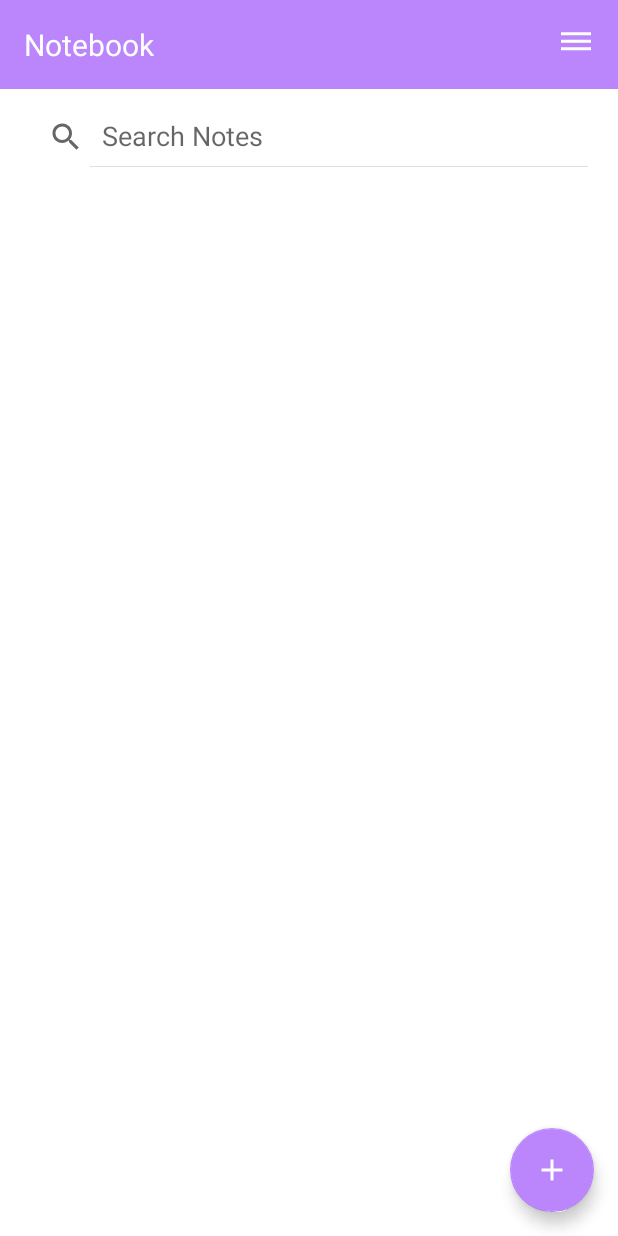
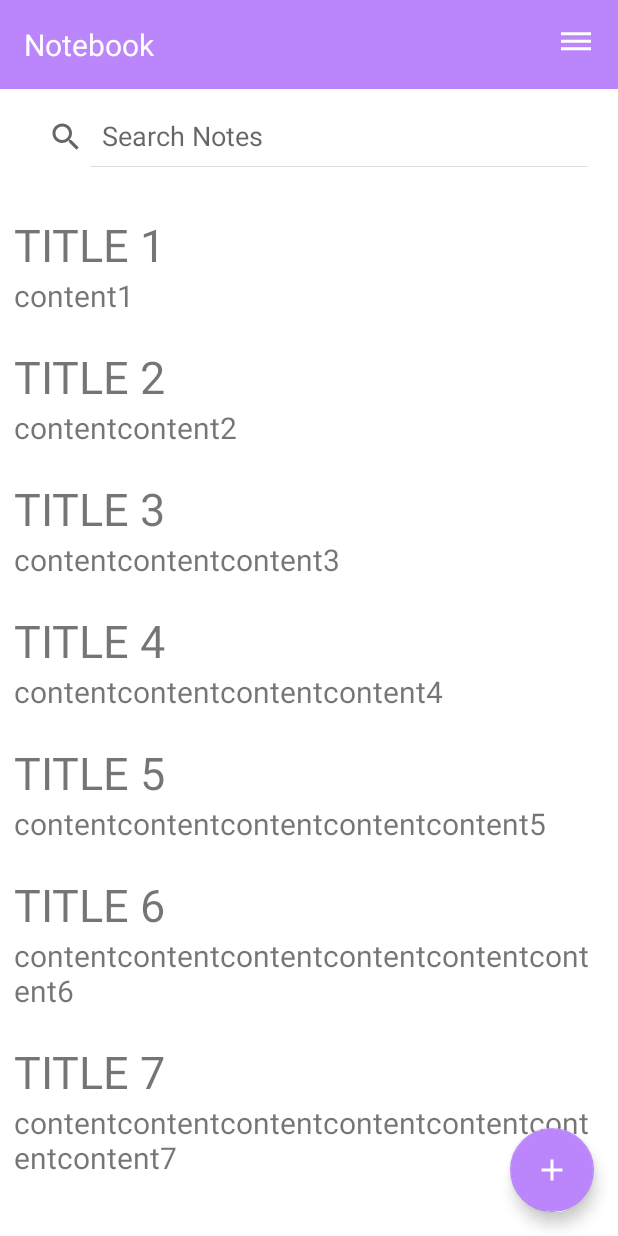
Before and after one commit to UnitedFeodor/android-notebook, an Android app: the screen it shows after launch (MainActivity), on a phone screen of 412 x 824 dp. Run offline under Robolectric (Android 15) with nearby library versions, the phone set to English and light mode, and no system bars.

Commit message:
populated the recycler view with stub data

```diff
--- a/app/src/main/java/com/example/notebook/MainActivity.kt
+++ b/app/src/main/java/com/example/notebook/MainActivity.kt
@@ -3,15 +3,22 @@ package com.example.notebook
 import android.content.Intent
 import androidx.appcompat.app.AppCompatActivity
 import android.os.Bundle
+import android.view.View
 import android.widget.ImageView
 import android.widget.PopupMenu
 import android.widget.Toast
+import androidx.recyclerview.widget.LinearLayoutManager
+import androidx.recyclerview.widget.RecyclerView
+import com.example.notebook.model.Note
+import com.example.notebook.view.NoteAdapter
 import com.google.android.material.floatingactionbutton.FloatingActionButton
 
 class MainActivity : AppCompatActivity() {
 
      private lateinit var fab: FloatingActionButton
      private lateinit var menuImage: ImageView
+
+    lateinit var notes: ArrayList<Note>
 
     override fun onCreate(savedInstanceState: Bundle?) {
         super.onCreate(savedInstanceState)
@@ -49,5 +56,17 @@ class MainActivity : AppCompatActivity() {
             startActivity(intent)
         }
 
+        // Lookup the recyclerview in activity layout
+        val rvContacts = findViewById<View>(R.id.recyclerView) as RecyclerView
+        // Initialize contacts
+        notes = Note.createNotesList(20)
+        // Create adapter passing in the sample user data
+        val adapter = NoteAdapter(notes)
+        // Attach the adapter to the recyclerview to populate items
+        rvContacts.adapter = adapter
+        // Set layout manager to position the items
+        rvContacts.layoutManager = LinearLayoutManager(this)
+        // That's all!
+
     }
 }
--- /dev/null
+++ b/app/src/main/java/com/example/notebook/model/Note.java
@@ -0,0 +1,67 @@
+package com.example.notebook.model;
+
+import java.util.ArrayList;
+import java.util.Objects;
+import java.util.UUID;
+
+public class Note {
+
+    private String noteId = UUID.randomUUID().toString();
+    private String title = "";
+    private String content = "";
+
+    public Note() {
+    }
+
+    public Note(String title, String content) {
+        this.title = title;
+        this.content = content;
+    }
+
+    @Override
+    public boolean equals(Object o) {
+        if (this == o) return true;
+        if (o == null || getClass() != o.getClass()) return false;
+        Note note = (Note) o;
+        return noteId.equals(note.noteId) && title.equals(note.title) && content.equals(note.content);
+    }
+
+    @Override
+    public int hashCode() {
+        return Objects.hash(noteId, title, content);
+    }
+
+    public String getNoteId() {
+        return noteId;
+    }
+
+    public String getTitle() {
+        return title;
+    }
+
+    public void setTitle(String title) {
+        this.title = title;
+    }
+
+    public String getContent() {
+        return content;
+    }
+
+    public void setContent(String content) {
+        this.content = content;
+    }
+
+    public static ArrayList<Note> createNotesList(int numNotes) {
+        ArrayList<Note> notesList = new ArrayList<Note>();
+
+        for (int i = 1; i <= numNotes; i++) {
+            StringBuilder content = new StringBuilder();
+            for(int j = 1; j <= i; j++) {
+                content.append("content");
+            }
+            notesList.add(new Note("TITLE " + i, content.toString() + i));
+        }
+
+        return notesList;
+    }
+}
--- /dev/null
+++ b/app/src/main/java/com/example/notebook/view/NoteAdapter.java
@@ -0,0 +1,87 @@
+package com.example.notebook.view;
+
+import android.content.Context;
+import android.view.LayoutInflater;
+import android.view.View;
+import android.view.ViewGroup;
+import android.widget.TextView;
+
+import androidx.annotation.NonNull;
+import androidx.recyclerview.widget.RecyclerView;
+
+import com.example.notebook.R;
+import com.example.notebook.model.Note;
+
+import java.util.List;
+
+// Create the basic adapter extending from RecyclerView.Adapter
+// Note that we specify the custom ViewHolder which gives us access to our views
+public class NoteAdapter extends RecyclerView.Adapter<NoteAdapter.ViewHolder> {
+
+    // Store a member variable for the notes
+    private List<Note> mNotes;
+
+    // Pass in the contact array into the constructor
+    public NoteAdapter(List<Note> contacts) {
+        mNotes = contacts;
+    }
+
+    // Usually involves inflating a layout from XML and returning the holder
+    @NonNull
+    @Override
+    public ViewHolder onCreateViewHolder(@NonNull ViewGroup parent, int viewType) {
+        Context context = parent.getContext();
+        LayoutInflater inflater = LayoutInflater.from(context);
+
+        // Inflate the custom layout
+        View contactView = inflater.inflate(R.layout.note_item, parent, false);
+
+        // Return a new holder instance
+        ViewHolder viewHolder = new ViewHolder(contactView);
+        return viewHolder;
+    }
+
+    // Involves populating data into the item through holder
+    @Override
+    public void onBindViewHolder(@NonNull ViewHolder holder, int position) {
+        // Get the data model based on position
+        Note note = mNotes.get(position);
+
+        // Set item views based on your views and data model
+        TextView titleView = holder.title;
+        titleView.setText(note.getTitle());
+
+        TextView contentView = holder.content;
+        contentView.setText(note.getContent());
+        /*
+        Button button = holder.messageButton;
+        button.setText(contact.isOnline() ? "Message" : "Offline");
+        button.setEnabled(contact.isOnline());*/
+    }
+
+    // Returns the total count of items in the list
+    @Override
+    public int getItemCount() {
+        return mNotes.size();
+    }
+
+    // Provide a direct reference to each of the views within a data item
+    // Used to cache the views within the item layout for fast access
+    public class ViewHolder extends RecyclerView.ViewHolder {
+        // Your holder should contain a member variable
+        // for any view that will be set as you render a row
+        public TextView title;
+        public TextView content;
+
+        // We also create a constructor that accepts the entire item row
+        // and does the view lookups to find each subview
+        public ViewHolder(View itemView) {
+            // Stores the itemView in a public final member variable that can be used
+            // to access the context from any ViewHolder instance.
+            super(itemView);
+
+            title = (TextView) itemView.findViewById(R.id.noteTitle);
+            content = (TextView) itemView.findViewById(R.id.noteContent);
+        }
+    }
+}
--- /dev/null
+++ b/app/src/main/res/layout/note_item.xml
@@ -0,0 +1,24 @@
+<?xml version="1.0" encoding="utf-8"?>
+<LinearLayout xmlns:android="http://schemas.android.com/apk/res/android"
+    android:orientation="vertical"
+    android:layout_width="match_parent"
+    android:layout_height="wrap_content"
+    android:paddingTop="10dp"
+    android:paddingBottom="10dp">
+
+    <TextView
+        android:id="@+id/noteTitle"
+        android:layout_width="match_parent"
+        android:layout_height="wrap_content"
+        android:layout_weight="1"
+        android:textSize="30sp"
+
+        />
+    <TextView
+        android:id="@+id/noteContent"
+        android:layout_width="match_parent"
+        android:layout_height="wrap_content"
+        android:layout_weight="1"
+        android:textSize="20sp"
+        />
+</LinearLayout>
```
